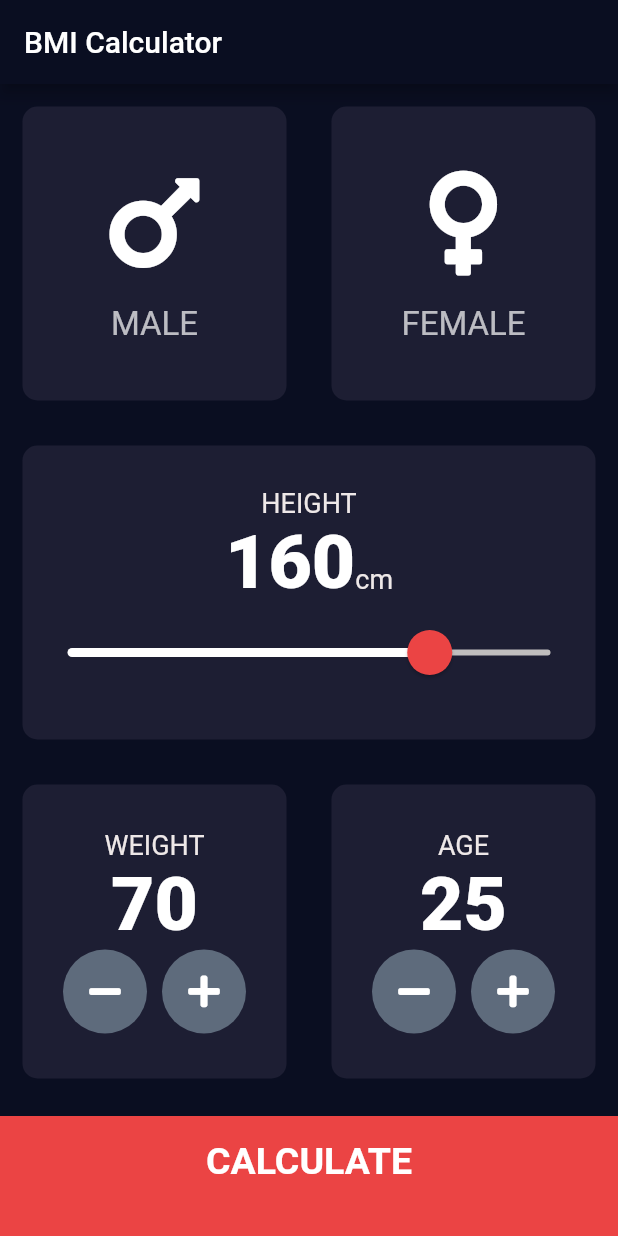
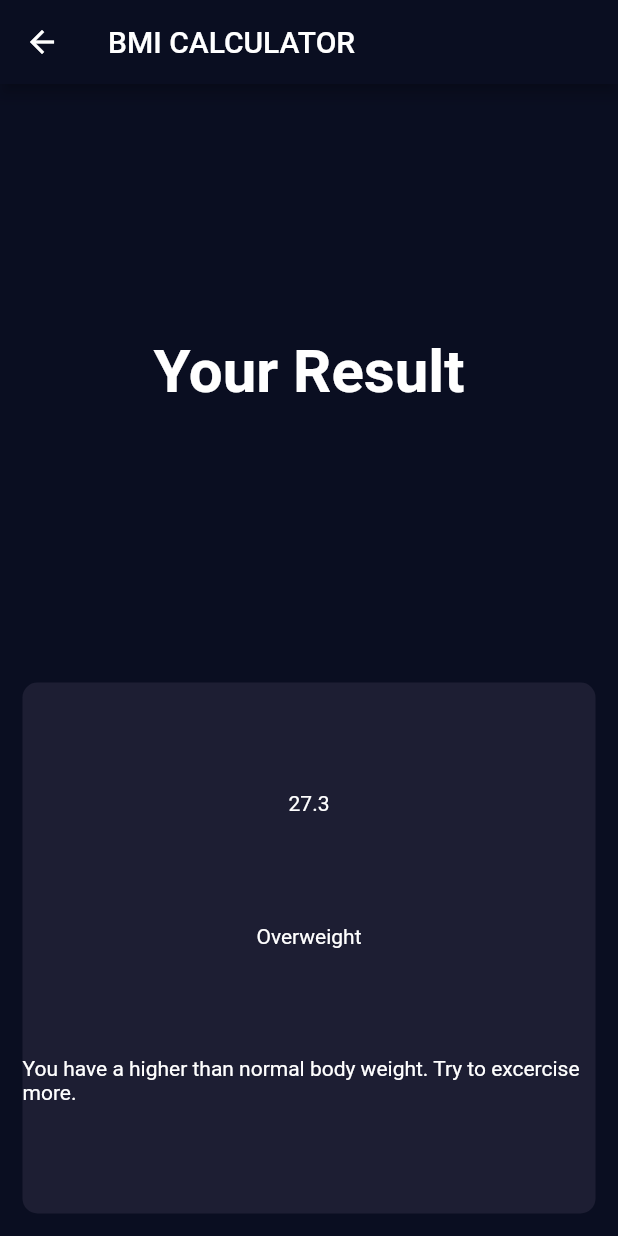
Before and after one commit to kamalnorizan/bmicalculator, a Flutter app: the screen it shows after launch, after a tap on "CALCULATE", on a phone screen of 412 x 824 dp. Run offline on Flutter 3.47's test engine with Material 2 defaults, Android fonts, the phone set to English and light mode, and no system bars; our stand-ins replace font_awesome_flutter.

Commit message:
result page

```diff
--- a/lib/constants.dart
+++ b/lib/constants.dart
@@ -9,3 +9,8 @@ const labelTextStyle = TextStyle(
   fontSize: 18,
   color: Color(0xFFEEE8E8),
 );
+
+const largeTitleTextStyle = TextStyle(
+  fontSize: 40.0,
+  fontWeight: FontWeight.bold,
+);
--- a/lib/screens/input_page.dart
+++ b/lib/screens/input_page.dart
@@ -1,9 +1,11 @@
 import 'package:flutter/material.dart';
 import 'package:font_awesome_flutter/font_awesome_flutter.dart';
+import 'package:mybmicalculator/calculator_brain.dart';
 import 'package:mybmicalculator/components/bottom_button.dart';
 import 'package:mybmicalculator/components/icon_content.dart';
 import 'package:mybmicalculator/components/reusable_card.dart';
 import 'package:mybmicalculator/components/round_icon_button.dart';
+import 'package:mybmicalculator/screens/result_page.dart';
 
 import '../constants.dart';
 
@@ -44,8 +46,8 @@ class _InputPageState extends State<InputPage> {
                       colour: selectedGender == Gender.male
                           ? cActiveCardColour
                           : cInactiveCardColour,
-                    cardChild:
-                        IconContent(icon: FontAwesomeIcons.mars, label: 'MALE'),
+                      cardChild: IconContent(
+                          icon: FontAwesomeIcons.mars, label: 'MALE'),
                     ),
                   ),
                   Expanded(
@@ -215,11 +217,24 @@ class _InputPageState extends State<InputPage> {
             BottomButton(
               buttonTitle: 'CALCULATE',
               onTap: () {
-              print('ok tapped');
+                CalculatorBrain calc =
+                    CalculatorBrain(height: height, weight: weight);
+
+                Navigator.push(
+                  context,
+                  MaterialPageRoute(
+                    builder: (context) => ResultPage(
+                      bmiResult: calc.calculateBMI(),
+                      resultText: calc.getResult(),
+                      interpretation: calc.getInterpretation(),
+                    ),
+                  ),
+                );
               },
             ),
           ],
-      )),
+        ),
+      ),
     );
   }
 }
--- /dev/null
+++ b/lib/screens/result_page.dart
@@ -0,0 +1,50 @@
+import 'package:flutter/material.dart';
+import 'package:mybmicalculator/components/reusable_card.dart';
+import 'package:mybmicalculator/constants.dart';
+
+class ResultPage extends StatelessWidget {
+  final String bmiResult;
+  final String resultText;
+  final String interpretation;
+
+  ResultPage({this.bmiResult, this.resultText, this.interpretation});
+
+  @override
+  Widget build(BuildContext context) {
+    return Scaffold(
+      appBar: AppBar(
+        title: Text('BMI CALCULATOR'),
+      ),
+      body: Column(
+        mainAxisAlignment: MainAxisAlignment.spaceEvenly,
+        crossAxisAlignment: CrossAxisAlignment.stretch,
+        children: [
+          Expanded(
+            child: Container(
+              child: Center(
+                child: Text(
+                  'Your Result',
+                  style: largeTitleTextStyle,
+                ),
+              ),
+            ),
+          ),
+          Expanded(
+            child: ReusableCard(
+              colour: cActiveBGCardColour,
+              cardChild: Column(
+                mainAxisAlignment: MainAxisAlignment.spaceEvenly,
+                crossAxisAlignment: CrossAxisAlignment.center,
+                children: [
+                  Text(bmiResult),
+                  Text(resultText),
+                  Text(interpretation),
+                ],
+              ),
+            ),
+          )
+        ],
+      ),
+    );
+  }
+}
```
Lines whose indentation alone changed are shown as unchanged.
